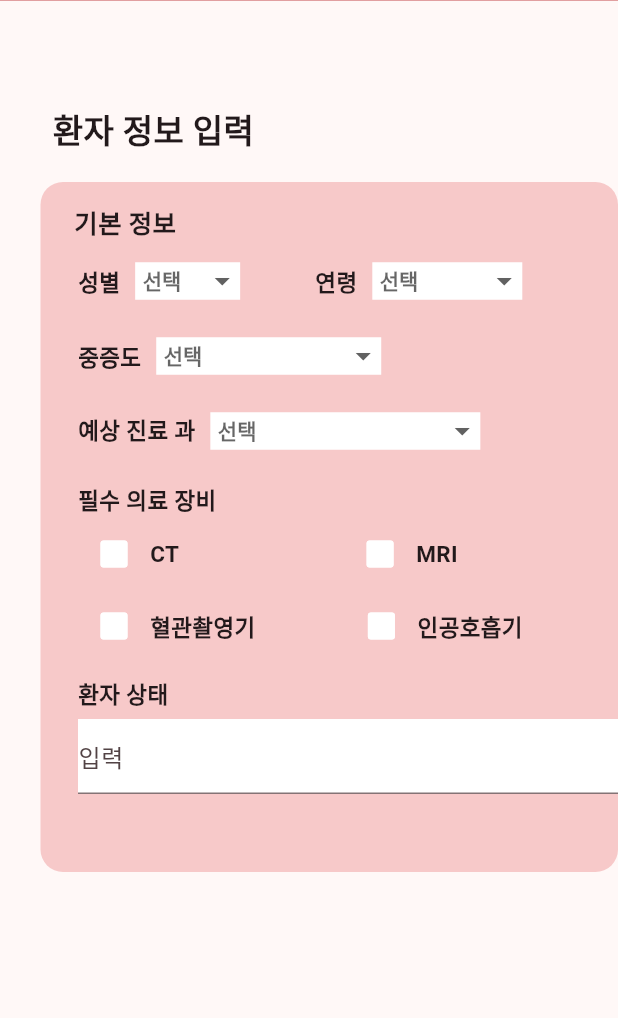
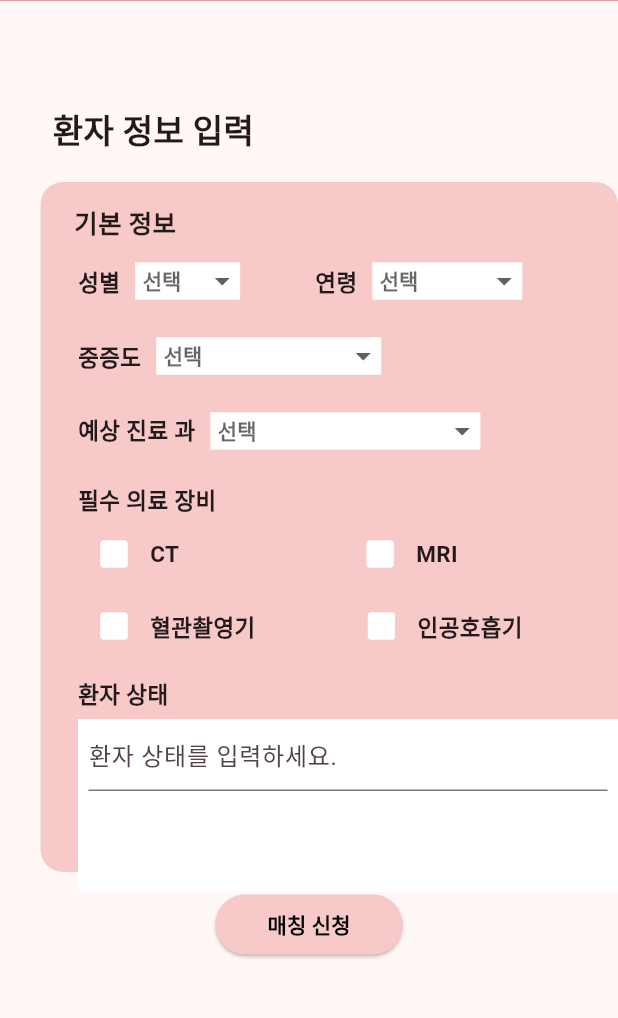
Before and after one commit to imiswest/Browser, a Flutter app: the screen it shows after launch, on a phone screen of 412 x 824 dp, the part 97-1115 px from its top. Run offline on Flutter 3.47's test engine with Material 3 defaults, Android fonts, the phone set to English and light mode, and no system bars.

Commit message:
매칭버튼까지 만듦

```diff
--- a/client/lib/main.dart
+++ b/client/lib/main.dart
@@ -1,7 +1,7 @@
 import 'package:flutter/material.dart';
 import 'package:flutter_browser/screens/first_screen.dart';
 import 'package:flutter_browser/screens/data_screen.dart';
-import 'package:flutter_browser/widgets/custom_checkbox.dart';
+
 
 void main() {
   runApp(const MyApp());
--- a/client/lib/screens/data_screen.dart
+++ b/client/lib/screens/data_screen.dart
@@ -1,6 +1,6 @@
 import 'package:flutter/material.dart';
 import 'package:flutter_browser/widgets/custom_appbar.dart';
-import 'package:flutter_browser/widgets/custom_checkbox.dart';
+
 
 class DataScreen extends StatefulWidget{
   @override
@@ -302,18 +302,40 @@ class _DataScreen extends State<DataScreen> {
                     Container(
                       margin: EdgeInsets.only(left: 25, top: 5),
                       width: 400,
-                      height: 50,
+                      height: 115,
                       color: Colors.white,
+                      padding: EdgeInsets.only(left: 7, right: 7),
                       child: TextField(
                         decoration: InputDecoration(
-                        labelText: '입력',
+                        hintText: '환자 상태를 입력하세요.',
                         ),
+                        maxLines: null
                       )
-                    )
+                    ),
                   ],
                 )
-            )
+            ),
+            Container( //매칭 버튼
+              padding: EdgeInsets.only(top: 15),
+              child: Center(
+                child: SizedBox(
+                  width: 125,
+                  height: 40,
+                  child: ElevatedButton(
+                    style: ElevatedButton.styleFrom(backgroundColor: Color.fromARGB(255, 247, 201, 201),),
+                    onPressed: () {
+                    // Navigator.of(context).push(
+                    // MaterialPageRoute(
+                    // builder: (BuildContext context) => DataScreen()
+                    // ));
+                    },
+                    child: Text('매칭 신청', style: TextStyle(fontSize: 14 ,color: Colors.black, fontWeight: FontWeight.bold))
+                  ),
+                )
+              ),
+            ),
         ],
+
       )
     );
   }
```
Also changed, not shown: client/lib/widgets/custom_checkbox.dart (deleted, +0 -41 lines).
